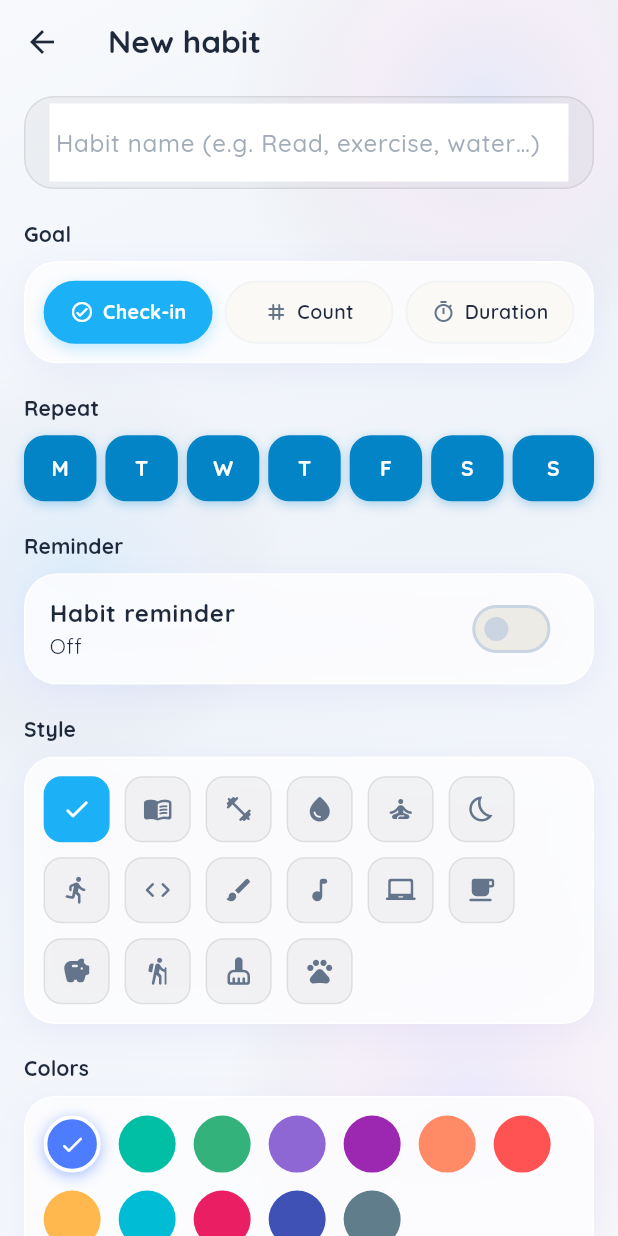
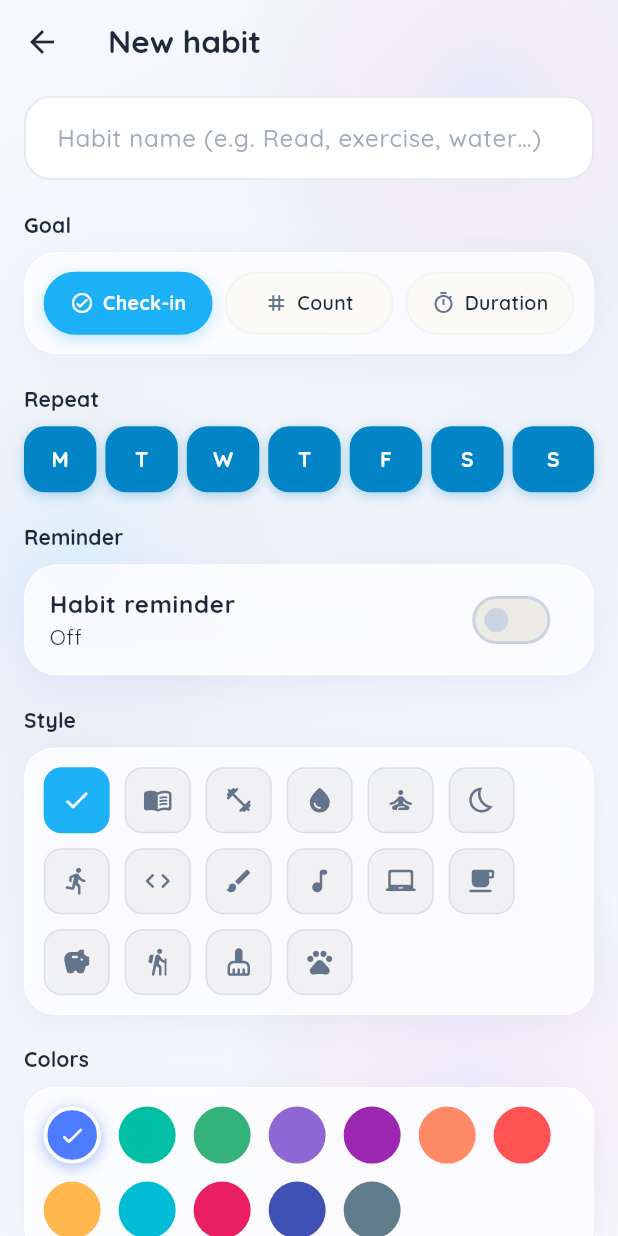
Before and after one commit to zubayerisfar/Focused, a Flutter app: the HabitEditScreen screen opened by its route, on a phone screen of 412 x 824 dp. Run offline on Flutter 3.47's test engine with Material 3 defaults, Android fonts, the phone set to English and light mode, and no system bars; our stand-ins replace cloud_firestore, firebase_auth, firebase_core, firebase_messaging, flutter_local_notifications, flutter_svg and 10 more; missing offline and left inert: usage_stats; accounts and stored records are empty; generated files the repository leaves out were written again; project files that could hold a hidden picture were left out.

Commit message:
fix(habits): resolve input UI glitch on habit name, target, and unit fields in habit edit screen

```diff
--- a/focused/lib/features/habits/views/habit_edit_screen.dart
+++ b/focused/lib/features/habits/views/habit_edit_screen.dart
@@ -35,6 +35,7 @@ class _HabitEditScreenState extends State<HabitEditScreen> {
   };
   int _iconCodePoint = Icons.check_rounded.codePoint;
   int _colorValue = const Color(0xFF4D7CFE).toARGB32();
+  Color get _selectedColor => Color(_colorValue);
   bool _reminderEnabled = false;
   int _reminderMinutesFromMidnight = 20 * 60;
   bool _enableLateReminder = false;
@@ -115,23 +116,7 @@ class _HabitEditScreenState extends State<HabitEditScreen> {
             child: ListView(
               padding: const EdgeInsets.fromLTRB(16, 8, 16, 32),
               children: [
-                Container(
-                  decoration: BoxDecoration(
-                    color: Theme.of(context).brightness == Brightness.dark
-                        ? Colors.white.withValues(alpha: 0.06)
-                        : Colors.black.withValues(alpha: 0.04),
-                    borderRadius: BorderRadius.circular(20),
-                    border: Border.all(
-                      color: Theme.of(context).brightness == Brightness.dark
-                          ? Colors.white.withValues(alpha: 0.12)
-                          : Colors.black.withValues(alpha: 0.08),
-                    ),
-                  ),
-                  padding: const EdgeInsets.symmetric(
-                    horizontal: 16,
-                    vertical: 4,
-                  ),
-                  child: TextFormField(
+                TextFormField(
                   controller: _titleController,
                   textCapitalization: TextCapitalization.sentences,
                   style: const TextStyle(
@@ -148,10 +133,53 @@ class _HabitEditScreenState extends State<HabitEditScreen> {
                         context,
                       ).colorScheme.onSurfaceVariant.withValues(alpha: 0.6),
                     ),
-                      border: InputBorder.none,
-                      enabledBorder: InputBorder.none,
-                      focusedBorder: InputBorder.none,
-                      contentPadding: const EdgeInsets.symmetric(vertical: 14),
+                    filled: true,
+                    fillColor: Theme.of(context).brightness == Brightness.dark
+                        ? Colors.white.withValues(alpha: 0.06)
+                        : Colors.white,
+                    contentPadding: const EdgeInsets.symmetric(
+                      horizontal: 18,
+                      vertical: 16,
+                    ),
+                    border: OutlineInputBorder(
+                      borderRadius: BorderRadius.circular(18),
+                      borderSide: BorderSide(
+                        color: Theme.of(context).brightness == Brightness.dark
+                            ? Colors.white.withValues(alpha: 0.12)
+                            : const Color(0xFFE2E8F0),
+                        width: 1.2,
+                      ),
+                    ),
+                    enabledBorder: OutlineInputBorder(
+                      borderRadius: BorderRadius.circular(18),
+                      borderSide: BorderSide(
+                        color: Theme.of(context).brightness == Brightness.dark
+                            ? Colors.white.withValues(alpha: 0.12)
+                            : const Color(0xFFE2E8F0),
+                        width: 1.2,
+                      ),
+                    ),
+                    focusedBorder: OutlineInputBorder(
+                      borderRadius: BorderRadius.circular(18),
+                      borderSide: BorderSide(
+                        color: _selectedColor,
+                        width: 1.6,
+                      ),
+                    ),
+                    errorBorder: OutlineInputBorder(
+                      borderRadius: BorderRadius.circular(18),
+                      borderSide: BorderSide(
+                        color: Theme.of(context).colorScheme.error,
+                        width: 1.2,
+                      ),
+                    ),
+                    focusedErrorBorder: OutlineInputBorder(
+                      borderRadius: BorderRadius.circular(18),
+                      borderSide: BorderSide(
+                        color: Theme.of(context).colorScheme.error,
+                        width: 1.6,
+                      ),
+                    ),
                   ),
                   validator: (value) {
                     if (value == null || value.trim().isEmpty) {
@@ -159,7 +187,6 @@ class _HabitEditScreenState extends State<HabitEditScreen> {
                     }
                     return null;
                   },
-                  ),
                 ),
                 const SizedBox(height: 20),
                 const _SectionLabel('Goal'),
@@ -272,6 +299,17 @@ class _HabitEditScreenState extends State<HabitEditScreen> {
                                         borderRadius: BorderRadius.circular(16),
                                         borderSide: BorderSide.none,
                                       ),
+                                      enabledBorder: OutlineInputBorder(
+                                        borderRadius: BorderRadius.circular(16),
+                                        borderSide: BorderSide.none,
+                                      ),
+                                      focusedBorder: OutlineInputBorder(
+                                        borderRadius: BorderRadius.circular(16),
+                                        borderSide: BorderSide(
+                                          color: _selectedColor,
+                                          width: 1.4,
+                                        ),
+                                      ),
                                     ),
                                     validator: (value) {
                                       final parsed = int.tryParse(value ?? '');
@@ -327,6 +365,17 @@ class _HabitEditScreenState extends State<HabitEditScreen> {
                                       border: OutlineInputBorder(
                                         borderRadius: BorderRadius.circular(16),
                                         borderSide: BorderSide.none,
+                                      ),
+                                      enabledBorder: OutlineInputBorder(
+                                        borderRadius: BorderRadius.circular(16),
+                                        borderSide: BorderSide.none,
+                                      ),
+                                      focusedBorder: OutlineInputBorder(
+                                        borderRadius: BorderRadius.circular(16),
+                                        borderSide: BorderSide(
+                                          color: _selectedColor,
+                                          width: 1.4,
+                                        ),
                                       ),
                                     ),
                                     validator: (value) {
```
Lines whose indentation alone changed are shown as unchanged.
